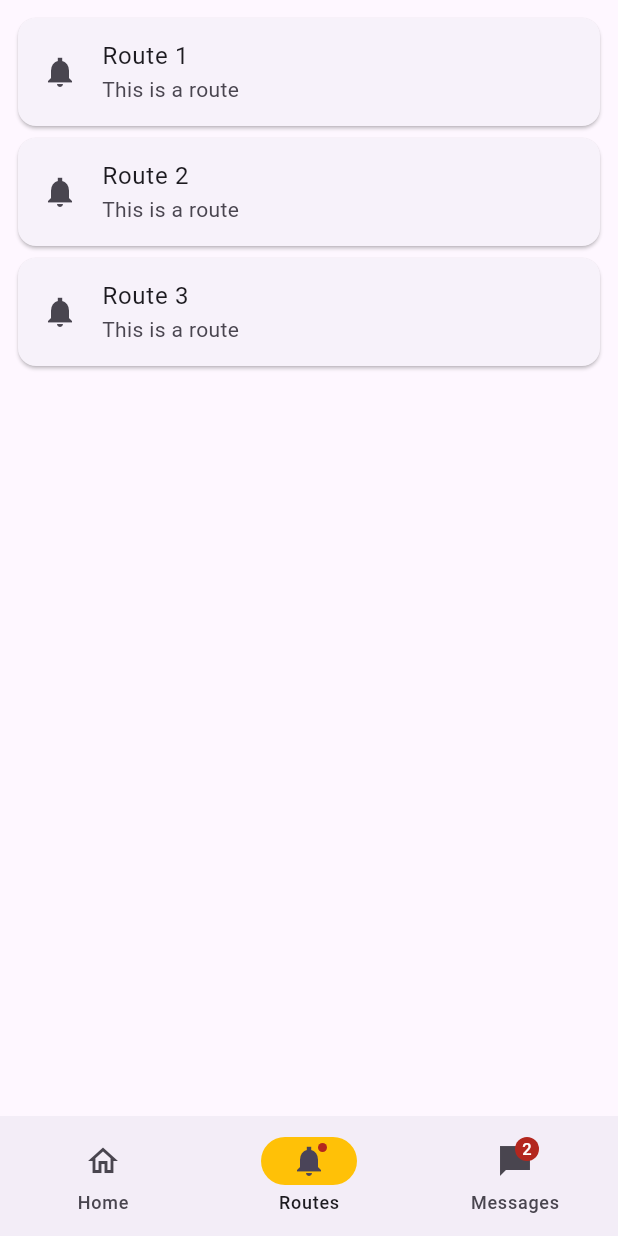
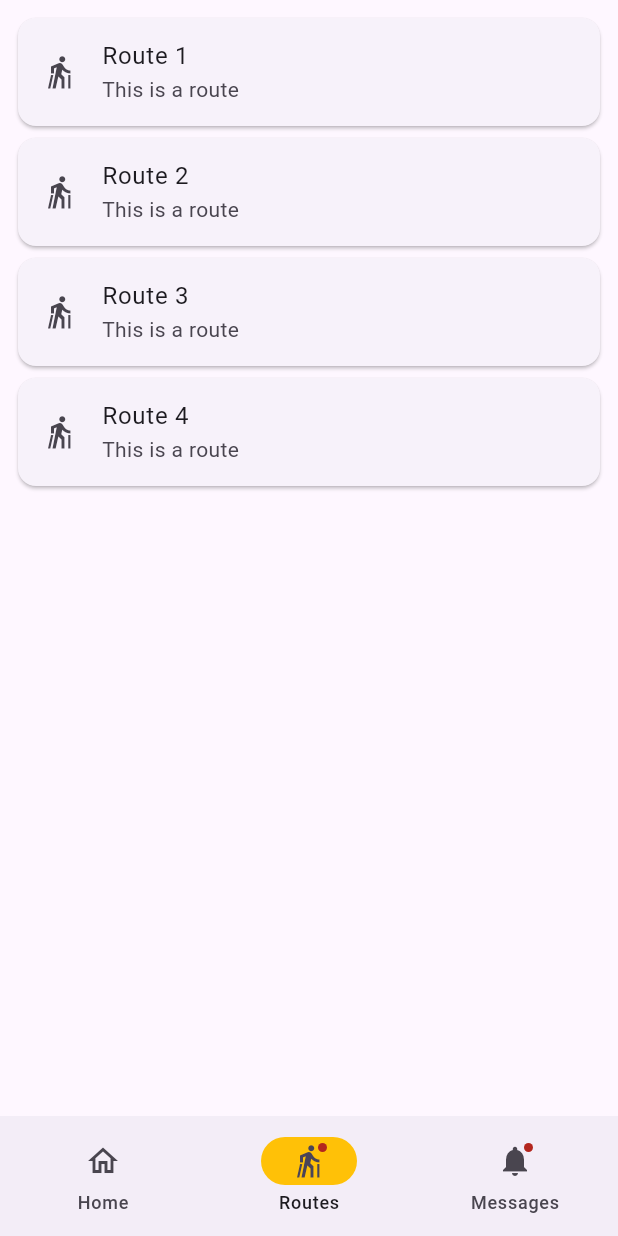
Before and after one commit to tnash321/hikatra2, a Flutter app: the screen it shows after launch, item 2 of the bottom bar chosen, on a phone screen of 412 x 824 dp. Run offline on Flutter 3.47's test engine with Material 3 defaults, Android fonts, the phone set to English and light mode, and no system bars.

Commit message:
Icons Changed
Signed-off-by: Tyler <tnash321@gmail.com>

```diff
--- a/lib/main.dart
+++ b/lib/main.dart
@@ -43,13 +43,13 @@ class _NavigationExampleState extends State<NavigationExample> {
             label: 'Home',
           ),
           NavigationDestination(
-            icon: Badge(child: Icon(Icons.notifications_sharp)),
+            icon: Badge(child: Icon(Icons.nordic_walking)),
             label: 'Routes',
           ),
           NavigationDestination(
             icon: Badge(
-              label: Text('2'),
-              child: Icon(Icons.messenger_sharp),
+              //label: Text('2'),
+              child: Icon(Icons.notifications),
             ),
             label: 'Messages',
           ),
@@ -77,22 +77,29 @@ class _NavigationExampleState extends State<NavigationExample> {
             children: <Widget>[
               Card(
                 child: ListTile(
-                  leading: Icon(Icons.notifications_sharp),
+                  leading: Icon(Icons.nordic_walking),
                   title: Text('Route 1'),
                   subtitle: Text('This is a route'),
                 ),
               ),
               Card(
                 child: ListTile(
-                  leading: Icon(Icons.notifications_sharp),
+                  leading: Icon(Icons.nordic_walking),
                   title: Text('Route 2'),
                   subtitle: Text('This is a route'),
                 ),
               ),
               Card(
                 child: ListTile(
-                  leading: Icon(Icons.notifications_sharp),
+                  leading: Icon(Icons.nordic_walking),
                   title: Text('Route 3'),
+                  subtitle: Text('This is a route'),
+                ),
+              ),
+              Card(
+                child: ListTile(
+                  leading: Icon(Icons.nordic_walking),
+                  title: Text('Route 4'),
                   subtitle: Text('This is a route'),
                 ),
               ),
```
Also changed, not shown: 2 other files.
